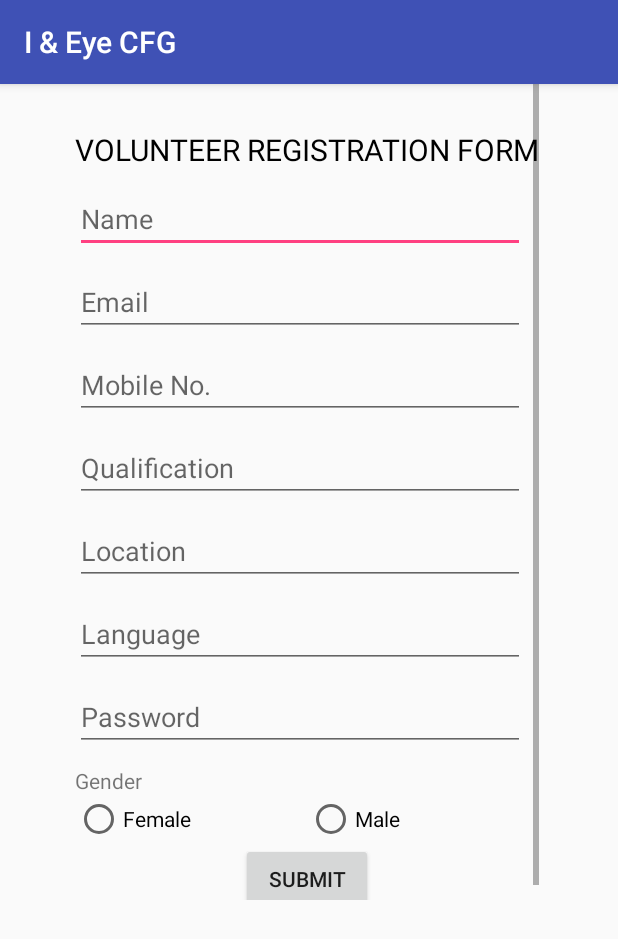
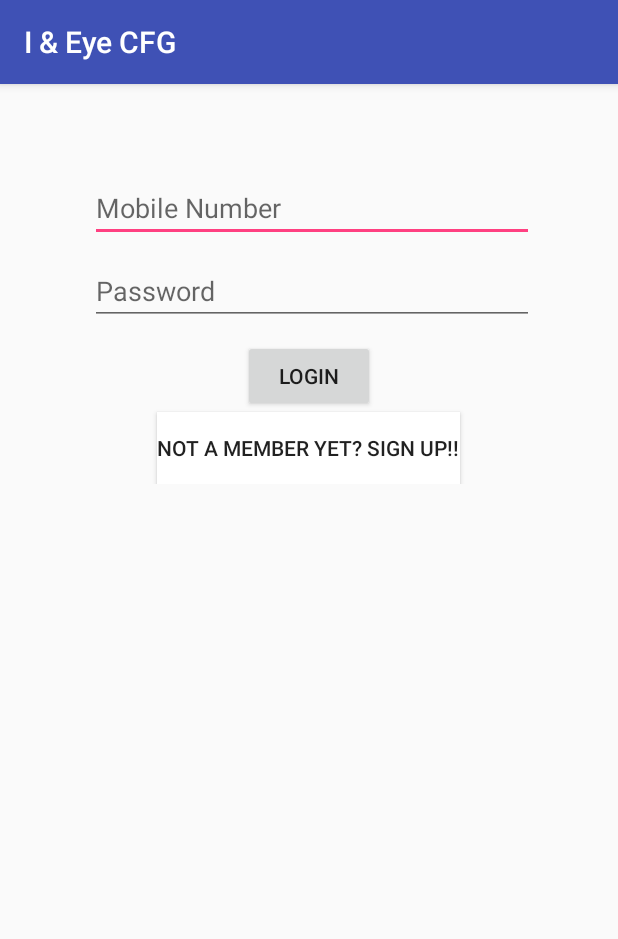
Before and after one commit to Hyderabad2017/team-17, an Android app: the VLoginActivity screen opened directly, with no data from a screen before it, on a phone screen of 412 x 824 dp. Shown: the top 939 px of the screen. Run offline under Robolectric (Android 15) with nearby library versions, the phone set to English and light mode, and no system bars.

Commit message:
fixed broken flow

```diff
--- a/I&EyeCFG/app/src/main/AndroidManifest.xml
+++ b/I&EyeCFG/app/src/main/AndroidManifest.xml
@@ -24,6 +24,7 @@
         <activity android:name=".VLoginActivity"/>
         <activity android:name=".VolunteerActivity"/>
         <activity android:name=".StudentActivity"/>
+        <activity android:name=".AdminActivity"/>
     </application>
 
 
--- a/I&EyeCFG/app/src/main/java/ineye/cfg/com/ieyecfg/MainActivity.java
+++ b/I&EyeCFG/app/src/main/java/ineye/cfg/com/ieyecfg/MainActivity.java
@@ -44,7 +44,7 @@ public class MainActivity extends AppCompatActivity {
         volbtn.setOnClickListener(new View.OnClickListener() {
             @Override
             public void onClick(View view) {
-                Intent intent = new Intent(MainActivity.this,VRegActivity.class);
+                Intent intent = new Intent(MainActivity.this,VLoginActivity.class);
                 startActivity(intent);
             }
         });
--- a/I&EyeCFG/app/src/main/java/ineye/cfg/com/ieyecfg/VLoginActivity.java
+++ b/I&EyeCFG/app/src/main/java/ineye/cfg/com/ieyecfg/VLoginActivity.java
@@ -1,19 +1,40 @@
 package ineye.cfg.com.ieyecfg;
 
+import android.content.Intent;
 import android.os.Bundle;
 import android.support.v7.app.AppCompatActivity;
+import android.view.View;
+import android.widget.Button;
 
 /**
  * Created by swapn on 16-07-2017.
  */
 
 public class VLoginActivity extends AppCompatActivity {
+    Button signupbtn, loginbtn;
 
     protected void onCreate(Bundle savedInstanceState) {
         super.onCreate(savedInstanceState);
-        setContentView(R.layout.activity_vreg);
+        setContentView(R.layout.activity_vlogin);
 
+        signupbtn=(Button) findViewById(R.id.signupbtn);
+        loginbtn=(Button) findViewById(R.id.loginbtn);
 
+        signupbtn.setOnClickListener(new View.OnClickListener() {
+            @Override
+            public void onClick(View view) {
+                Intent intent = new Intent(VLoginActivity.this,VRegActivity.class);
+                startActivity(intent);
+            }
+        });
+
+        loginbtn.setOnClickListener(new View.OnClickListener() {
+            @Override
+            public void onClick(View view) {
+                Intent intent = new Intent(VLoginActivity.this,VolunteerActivity.class);
+                startActivity(intent);
+            }
+        });
 
 
 
--- /dev/null
+++ b/I&EyeCFG/app/src/main/res/layout/activity_alogin.xml
@@ -0,0 +1,6 @@
+<?xml version="1.0" encoding="utf-8"?>
+<LinearLayout xmlns:android="http://schemas.android.com/apk/res/android"
+    android:orientation="vertical" android:layout_width="match_parent"
+    android:layout_height="match_parent">
+
+</LinearLayout>
--- /dev/null
+++ b/I&EyeCFG/app/src/main/res/layout/activity_student.xml
@@ -0,0 +1,6 @@
+<?xml version="1.0" encoding="utf-8"?>
+<LinearLayout xmlns:android="http://schemas.android.com/apk/res/android"
+    android:orientation="vertical" android:layout_width="match_parent"
+    android:layout_height="match_parent">
+
+</LinearLayout>
--- /dev/null
+++ b/I&EyeCFG/app/src/main/res/layout/activity_vlogin.xml
@@ -0,0 +1,43 @@
+<?xml version="1.0" encoding="utf-8"?>
+<LinearLayout xmlns:android="http://schemas.android.com/apk/res/android"
+    android:orientation="vertical" android:layout_width="match_parent"
+    android:layout_height="match_parent">
+
+    <LinearLayout
+        android:layout_width="wrap_content"
+        android:layout_height="wrap_content"
+        android:layout_gravity="center_vertical"
+        android:orientation="vertical"
+        android:layout_margin="60dp">
+
+        <EditText
+            android:id="@+id/et_mobile"
+            android:layout_width="300dp"
+            android:layout_height="wrap_content"
+            android:hint="Mobile Number"
+            android:layout_marginBottom="10dp"/>
+
+        <EditText
+            android:id="@+id/et_password"
+            android:layout_width="300dp"
+            android:layout_height="wrap_content"
+            android:hint="Password"
+            android:layout_marginBottom="10dp"/>
+
+        <Button
+            android:id="@+id/loginbtn"
+            android:layout_width="wrap_content"
+            android:layout_height="wrap_content"
+            android:text="LOGIN"
+            android:layout_gravity="center"/>
+
+        <Button
+            android:id="@+id/signupbtn"
+            android:layout_width="wrap_content"
+            android:layout_height="wrap_content"
+            android:layout_gravity="center"
+            android:text="Not a member yet? SIGN UP!!"
+            android:background="@android:color/white"/>
+    </LinearLayout>
+
+</LinearLayout>
--- /dev/null
+++ b/I&EyeCFG/app/src/main/res/layout/activity_volunteer.xml
@@ -0,0 +1,6 @@
+<?xml version="1.0" encoding="utf-8"?>
+<LinearLayout xmlns:android="http://schemas.android.com/apk/res/android"
+    android:orientation="vertical" android:layout_width="match_parent"
+    android:layout_height="match_parent">
+
+</LinearLayout>
```
Also changed, not shown: I&EyeCFG/app/src/main/res/layout/activity_admin.xml (renamed from I&EyeCFG/app/src/main/res/layout/activity_login.xml).
